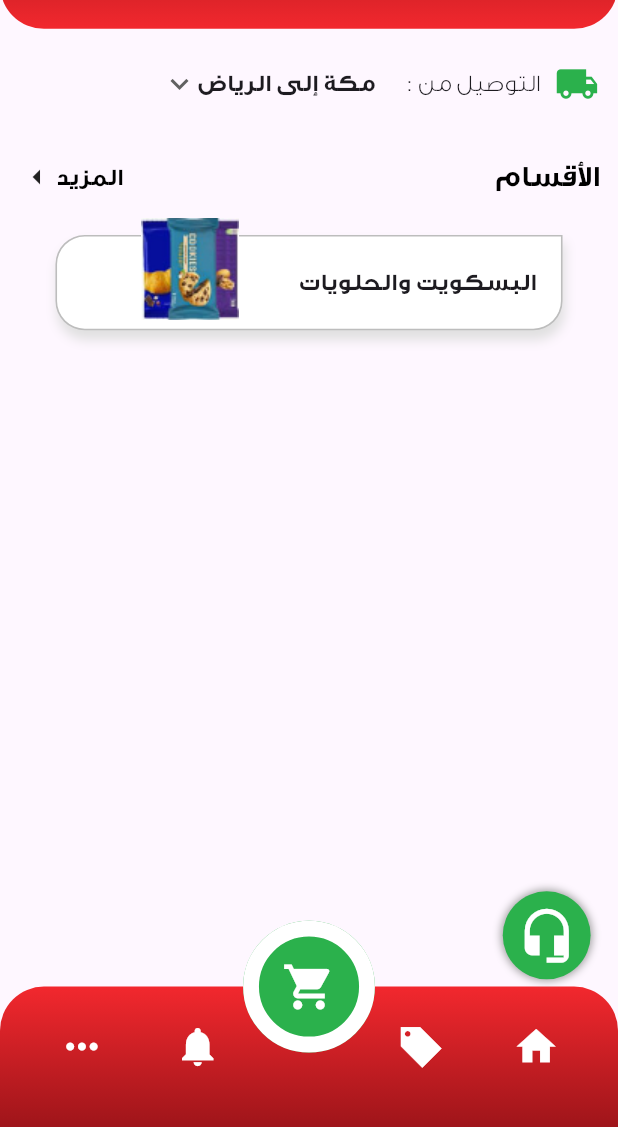
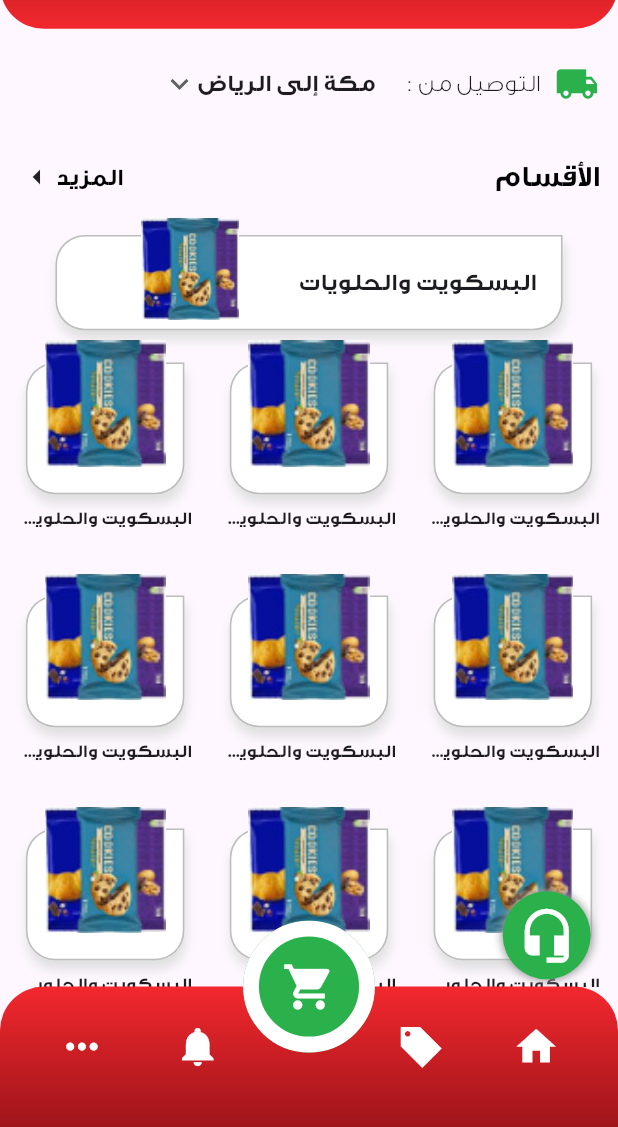
Before and after one commit to Sourcecode-eg/jomla, a Flutter app: the screen it shows after launch, on a phone screen of 412 x 824 dp, the part 103-1230 px from its top. Run offline on Flutter 3.47's test engine with Material 3 defaults, Android fonts, the light colour scheme and no system bars; our stand-ins replace flutter_screenutil.

Commit message:
Added CategoryGridView

```diff
--- /dev/null
+++ b/lib/feature/home/data/models/category_model.dart
@@ -0,0 +1,6 @@
+class CategoryModel {
+  final String title;
+  final String image;
+
+  CategoryModel({required this.title, required this.image});
+}
--- /dev/null
+++ b/lib/feature/home/presentation/widgets/category_card.dart
@@ -0,0 +1,72 @@
+import 'package:flutter/material.dart';
+import 'package:flutter_screenutil/flutter_screenutil.dart';
+import 'package:jomla_market/core/resources/colors/colors.dart';
+import 'package:jomla_market/feature/home/data/models/category_model.dart';
+
+class CategoryCard extends StatelessWidget {
+  final CategoryModel categoryModel;
+  final VoidCallback onTap;
+
+  const CategoryCard({
+    super.key,
+    required this.onTap,
+    required this.categoryModel,
+  });
+
+  @override
+  Widget build(BuildContext context) {
+    return InkWell(
+      onTap: onTap,
+      borderRadius: BorderRadius.circular(20.r),
+      child: Column(
+        mainAxisSize: MainAxisSize.min,
+        children: [
+          Stack(
+            clipBehavior: Clip.none,
+            children: [
+              Container(
+                width: 100.w,
+                height: 90.h,
+                decoration: BoxDecoration(
+                  color: AppColors.white,
+                  borderRadius: BorderRadius.only(
+                    topLeft: Radius.circular(20.r),
+                    bottomLeft: Radius.circular(20.r),
+                    bottomRight: Radius.circular(20.r),
+                  ),
+                  border: Border.all(color: Colors.grey.shade400, width: 1.w),
+                  boxShadow: [
+                    BoxShadow(
+                      color: Colors.grey.shade300,
+                      blurRadius: 6.r,
+                      spreadRadius: 0,
+                      offset: Offset(1.w, 6.h),
+                    ),
+                  ],
+                ),
+              ),
+              Positioned(
+                top: -15.h,
+                left: 0,
+                right: 0,
+                child: Image.asset(
+                  categoryModel.image,
+                  width: 80.w,
+                  height: 80.w,
+                  fit: BoxFit.contain,
+                ),
+              ),
+            ],
+          ),
+          SizedBox(height: 8.h),
+          Text(
+            maxLines: 1,
+            overflow: TextOverflow.ellipsis,
+            categoryModel.title,
+            style: TextStyle(fontSize: 12.sp, fontWeight: FontWeight.bold),
+          ),
+        ],
+      ),
+    );
+  }
+}
--- a/lib/feature/home/presentation/widgets/home_view_body.dart
+++ b/lib/feature/home/presentation/widgets/home_view_body.dart
@@ -2,6 +2,7 @@ import 'package:flutter/material.dart';
 import 'package:flutter_screenutil/flutter_screenutil.dart';
 import 'package:jomla_market/core/resources/images/images.dart';
 import 'package:jomla_market/feature/home/data/models/category_model.dart';
+import 'package:jomla_market/feature/home/presentation/widgets/category_card.dart';
 import 'package:jomla_market/feature/home/presentation/widgets/category_title.dart';
 import 'package:jomla_market/feature/home/presentation/widgets/featured_category_card.dart';
 import 'package:jomla_market/feature/home/presentation/widgets/location_selector.dart';
@@ -11,6 +12,17 @@ class HomeViewBody extends StatelessWidget {
 
   @override
   Widget build(BuildContext context) {
+    final List<CategoryModel> categories = [
+      CategoryModel(title: 'البسكويت والحلويات', image: AppImages.biscuits),
+      CategoryModel(title: 'البسكويت والحلويات', image: AppImages.biscuits),
+      CategoryModel(title: 'البسكويت والحلويات', image: AppImages.biscuits),
+      CategoryModel(title: 'البسكويت والحلويات', image: AppImages.biscuits),
+      CategoryModel(title: 'البسكويت والحلويات', image: AppImages.biscuits),
+      CategoryModel(title: 'البسكويت والحلويات', image: AppImages.biscuits),
+      CategoryModel(title: 'البسكويت والحلويات', image: AppImages.biscuits),
+      CategoryModel(title: 'البسكويت والحلويات', image: AppImages.biscuits),
+      CategoryModel(title: 'البسكويت والحلويات', image: AppImages.biscuits),
+    ];
     return SingleChildScrollView(
       physics: const BouncingScrollPhysics(),
       child: Padding(
@@ -26,6 +38,24 @@ class HomeViewBody extends StatelessWidget {
                 image: AppImages.biscuits,
               ),
             ),
+            Padding(
+              padding: EdgeInsets.only(top: 22.h),
+              child: GridView.builder(
+                itemCount: 9,
+                shrinkWrap: true,
+                physics: const NeverScrollableScrollPhysics(),
+                gridDelegate: SliverGridDelegateWithFixedCrossAxisCount(
+                  crossAxisCount: 3,
+                  mainAxisSpacing: 20.h,
+                  crossAxisSpacing: 20.w,
+                  childAspectRatio: 0.8.w,
+                ),
+                itemBuilder: (context, index) => CategoryCard(
+                  onTap: () {},
+                  categoryModel: categories[index],
+                ),
+              ),
+            ),
           ],
         ),
       ),
```
